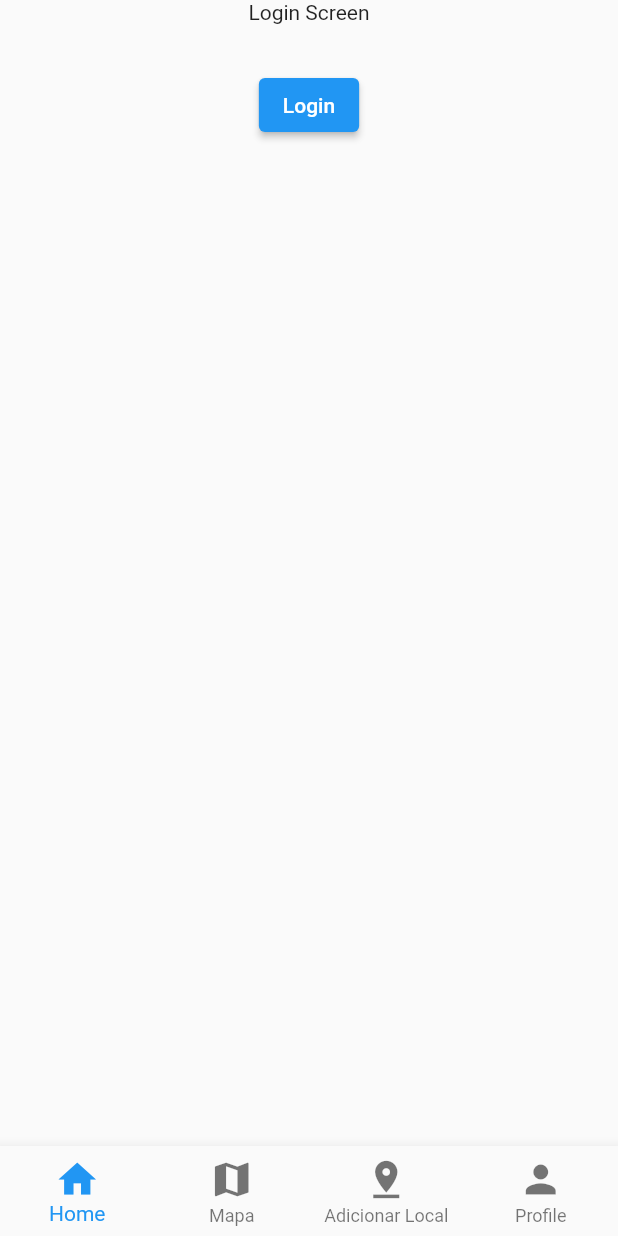
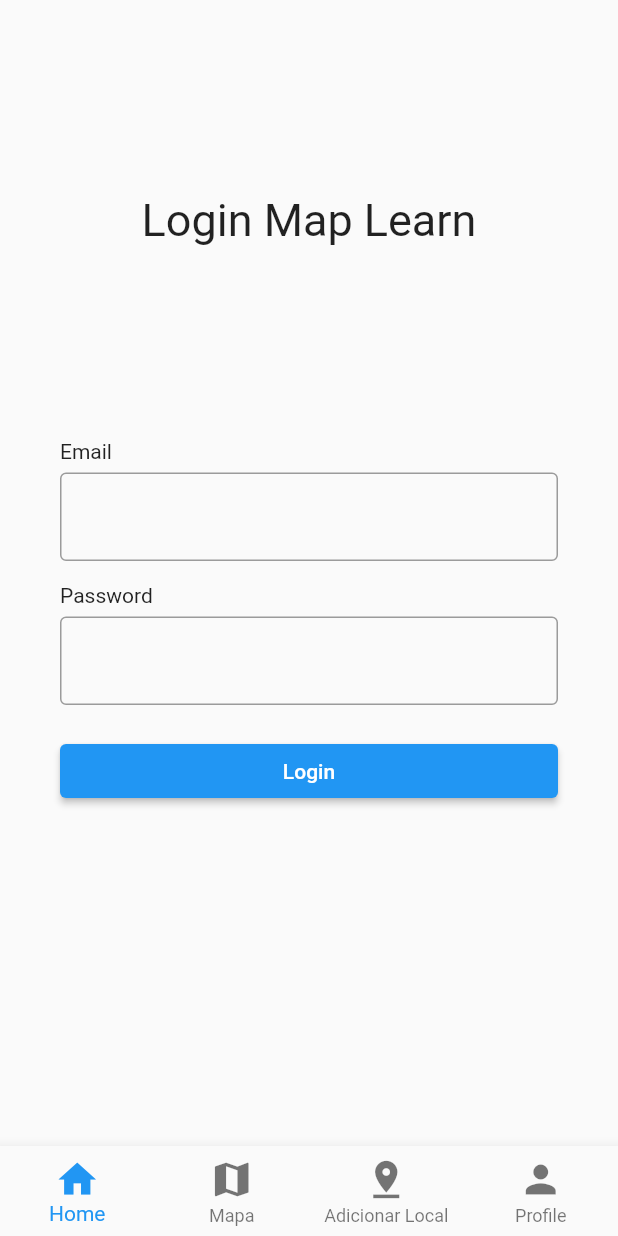
Before and after one commit to DanielDante15/flutter-app-learn, a Flutter app: the HomeScreen screen opened directly, on a phone screen of 412 x 824 dp. Run offline on Flutter 3.47's test engine with Material 2 defaults, Android fonts, the phone set to English and light mode, and no system bars; missing offline and left inert: nuvigator.

Commit message:
creating buttons and textefields

```diff
--- a/lib/pages/home_screen.dart
+++ b/lib/pages/home_screen.dart
@@ -16,15 +16,16 @@ class HomeScreen extends StatefulWidget {
 class _HomeScreenState extends State<HomeScreen> {
   int currentIndex = 0;
   final screens = [
-    LoginScreen(),
-    MapScreen(),
-    AddLocalScreen(),
-    ProfileScreen(),
+    const LoginScreen(),
+    const MapScreen(),
+    const AddLocalScreen(),
+    const ProfileScreen(),
   ];
 
   @override
   Widget build(BuildContext context) {
     return Scaffold(
+      resizeToAvoidBottomInset: false,
       body: screens[currentIndex],
       bottomNavigationBar: BottomNavigationBar(
         currentIndex: currentIndex,
--- a/lib/pages/login_screen.dart
+++ b/lib/pages/login_screen.dart
@@ -1,21 +1,58 @@
 import 'package:flutter/material.dart';
 import 'package:flutter_app/widgets/button.dart';
+import 'package:flutter_app/widgets/textfield.dart';
 
-class LoginScreen extends StatelessWidget {
+class LoginScreen extends StatefulWidget {
   const LoginScreen({super.key});
+
+  @override
+  State<LoginScreen> createState() => _LoginScreenState();
+}
+
+class _LoginScreenState extends State<LoginScreen> {
+  final TextEditingController usernameController = TextEditingController();
+  final TextEditingController passwordControler = TextEditingController();
   @override
   Widget build(BuildContext context) {
     return Scaffold(
-      body: Center(
+      resizeToAvoidBottomInset: false,
+      body: SafeArea(
+        child: Center(
+            child: Padding(
+          padding: const EdgeInsets.symmetric(horizontal: 40),
           child: Column(
-        children: [
-          Text('Login Screen'),
-          const SizedBox(height: 10),
-          const SizedBox(height: 10),
-          const SizedBox(height: 10),
-          Buttom(onpress: () {}, text: 'Login')
-        ],
-      )),
+            mainAxisAlignment: MainAxisAlignment.spaceBetween,
+            children: [
+              const SizedBox(),
+              const Padding(
+                padding: EdgeInsets.all(16.0),
+                child: Text(
+                  'Login Map Learn',
+                  style: TextStyle(fontSize: 30),
+                ),
+              ),
+              Column(
+                crossAxisAlignment: CrossAxisAlignment.start,
+                children: [
+                  const Padding(
+                      padding: EdgeInsets.only(bottom: 6),
+                      child: Text('Email')),
+                  MyTextField(controller: usernameController),
+                  const SizedBox(height: 15),
+                  const Padding(
+                      padding: EdgeInsets.only(bottom: 6),
+                      child: Text('Password')),
+                  MyTextField(controller: passwordControler),
+                  const SizedBox(height: 20),
+                  Buttom(onpress: () {}, text: 'Login')
+                ],
+              ),
+              const SizedBox(),
+              const SizedBox(),
+            ],
+          ),
+        )),
+      ),
     );
   }
 }
--- a/lib/router.dart
+++ b/lib/router.dart
@@ -15,8 +15,8 @@ class MyRouter extends NuRouter {
 
   @override
   List<NuRoute<NuRouter, Object?, Object?>> get registerRoutes => [
+        LoginRoute(),
         HomeRoute(),
-        LoginRoute(),
         ProfileRoute(),
         SignUpRoute(),
         MapRoute(),
--- a/lib/widgets/button.dart
+++ b/lib/widgets/button.dart
@@ -12,6 +12,15 @@ class Buttom extends StatelessWidget {
 
   @override
   Widget build(BuildContext context) {
-    return ElevatedButton(onPressed: onpress, child: Text(text));
+    return Row(
+      children: [
+        Expanded(
+          child: ElevatedButton(
+            onPressed: onpress,
+            child: Text(text),
+          ),
+        ),
+      ],
+    );
   }
 }
```
